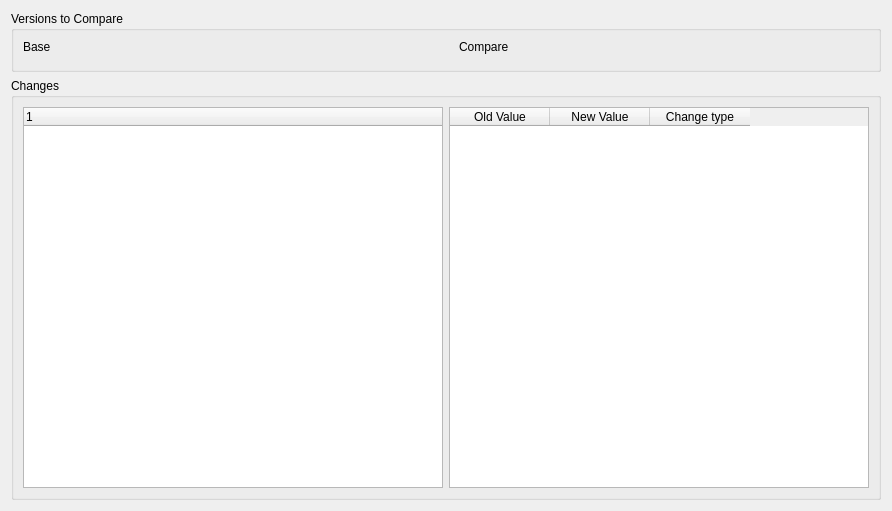
Above: geogig/ui/diffviewerdialog.ui from boundlessgeo/qgis-geogiglight-plugin before the change. Below: the same form after it.
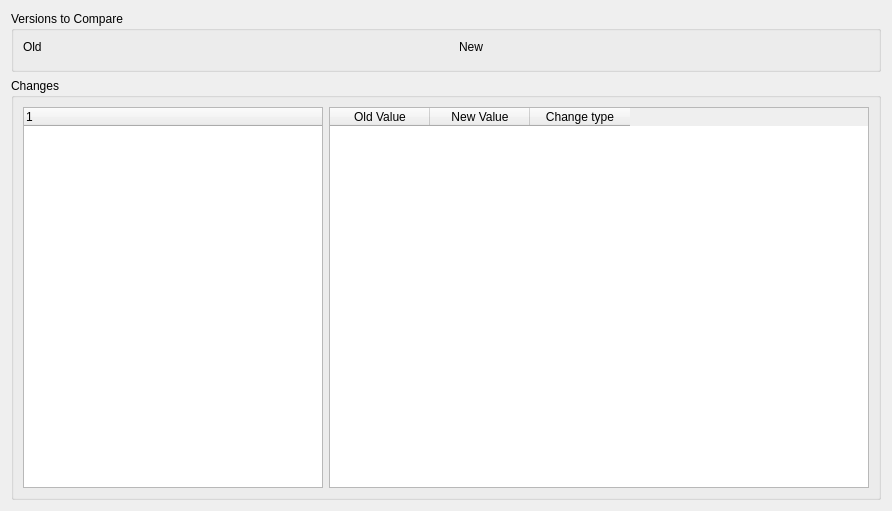
That is the form after the change.

Commit message:
added button in diff table to show geom diffs
fixes #43

What changed in the file:
```diff
--- a/geogig/ui/diffviewerdialog.ui
+++ b/geogig/ui/diffviewerdialog.ui
@@ -51,7 +51,7 @@
              </sizepolicy>
             </property>
             <property name="text">
-             <string>Base</string>
+             <string>Old</string>
             </property>
            </widget>
           </item>
@@ -125,7 +125,7 @@
              </sizepolicy>
             </property>
             <property name="text">
-             <string>Compare</string>
+             <string>New</string>
             </property>
            </widget>
           </item>
@@ -172,6 +172,12 @@
             <height>300</height>
            </size>
           </property>
+          <property name="maximumSize">
+           <size>
+            <width>300</width>
+            <height>16777215</height>
+           </size>
+          </property>
           <column>
            <property name="text">
             <string notr="true">1</string>
```
The commit also changes 1 other file.
